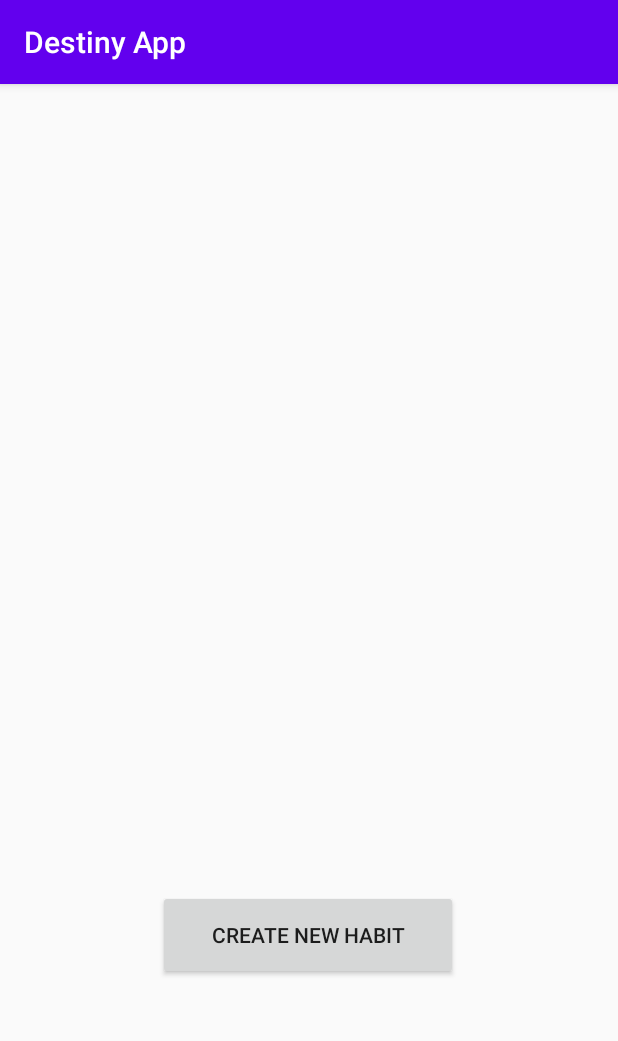
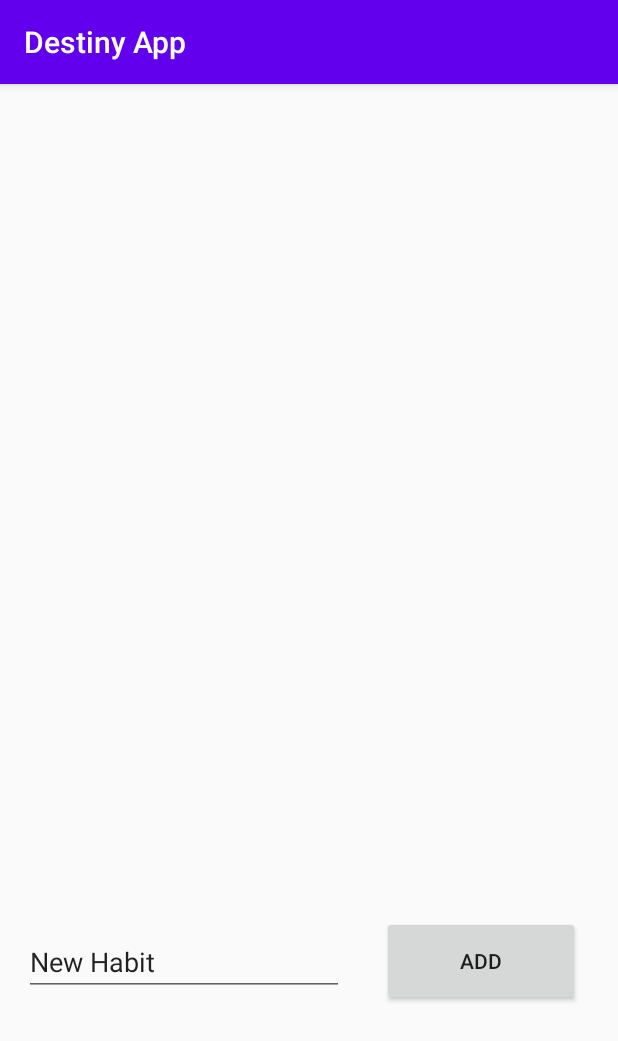
Before and after one commit to kat-kime/DestinyApp, an Android app: the screen it shows after launch (MainActivity), after a tap on "UPDATE", on a phone screen of 412 x 824 dp. Shown: the top 1041 px of the screen. Run offline under Robolectric (Android 15) with nearby library versions, the phone set to English and light mode, and no system bars.

Commit message:
Simplifying the user flow by merging the habits and add new habit page.
(To be honest, I'm just not sure why the button listener on the new habit page isn't working, so this is the easiest fix until I become more knowledgable.)

```diff
--- a/app/src/main/res/layout/activity_update.xml
+++ b/app/src/main/res/layout/activity_update.xml
@@ -8,15 +8,14 @@
 
     <Button
         android:id="@+id/newHabitButton"
-        android:layout_width="200dp"
+        android:layout_width="132dp"
         android:layout_height="60dp"
-        android:text="Create New Habit"
+        android:text="Add"
         app:layout_constraintBottom_toBottomOf="parent"
         app:layout_constraintEnd_toEndOf="parent"
-        app:layout_constraintHorizontal_bias="0.497"
-        app:layout_constraintStart_toStartOf="parent"
+        app:layout_constraintStart_toEndOf="@+id/newHabitText"
         app:layout_constraintTop_toBottomOf="@+id/habitList"
-        app:layout_constraintVertical_bias="0.25" />
+        app:layout_constraintVertical_bias="0.326" />
 
     <androidx.recyclerview.widget.RecyclerView
         android:id="@+id/habitList"
@@ -29,4 +28,17 @@
         app:layout_constraintTop_toTopOf="parent"
         app:layout_constraintVertical_bias="0.149" />
 
+    <EditText
+        android:id="@+id/newHabitText"
+        android:layout_width="wrap_content"
+        android:layout_height="wrap_content"
+        android:layout_marginStart="16dp"
+        android:ems="10"
+        android:inputType="textPersonName"
+        android:text="New Habit"
+        app:layout_constraintBottom_toBottomOf="@+id/newHabitButton"
+        app:layout_constraintStart_toStartOf="parent"
+        app:layout_constraintTop_toTopOf="@+id/newHabitButton"
+        app:layout_constraintVertical_bias="0.533" />
+
 </androidx.constraintlayout.widget.ConstraintLayout>
```
Also changed, not shown: app/src/main/java/com/katexcellence/destinyapp/NewHabit.java (deleted, +0 -21 lines), app/src/main/java/com/katexcellence/destinyapp/UpdateActivity.java (+3 -8 lines).
